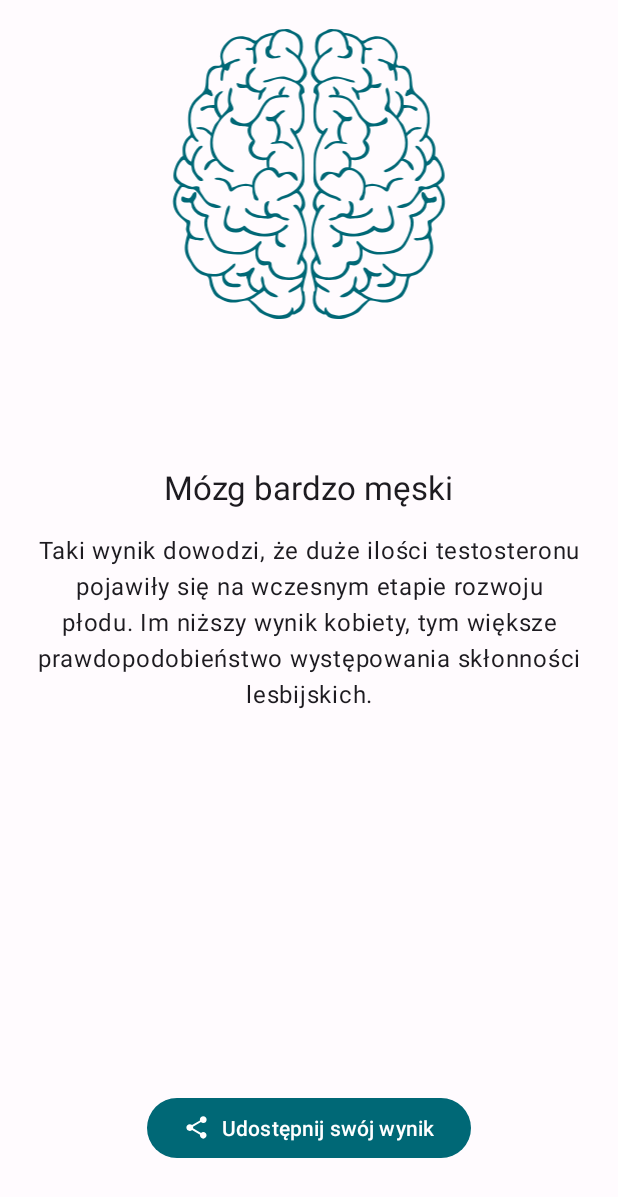
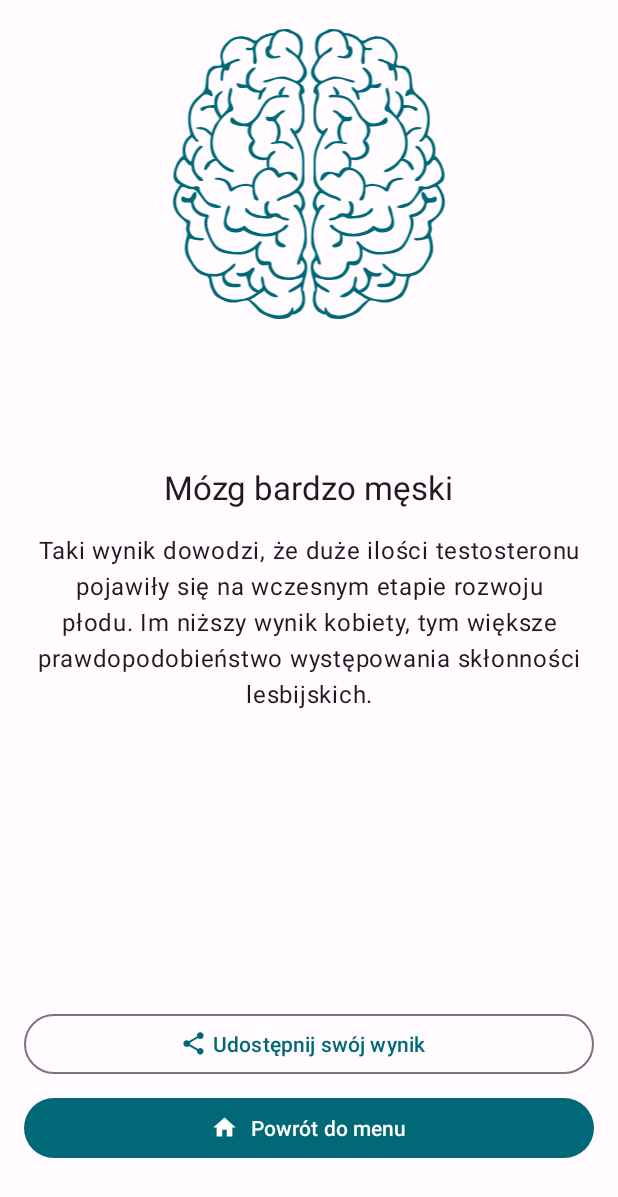
Before and after one commit to AndroBrain/BrainSex, an Android app: the fragment ResultFragment placed in its activity, on a phone screen of 412 x 824 dp. Shown: the top 1197 px of the screen. Run offline under Robolectric (Android 15) with nearby library versions, the phone set to English and light mode, and no system bars; our stand-ins replace Dagger/Hilt's generated code; 2 statements that could not run were skipped.

Commit message:
Added back to menu button

```diff
--- a/app/src/main/java/com/androbrain/brainsex/feature/result/ResultFragment.kt
+++ b/app/src/main/java/com/androbrain/brainsex/feature/result/ResultFragment.kt
@@ -6,9 +6,10 @@ import android.view.LayoutInflater
 import android.view.View
 import android.view.ViewGroup
 import androidx.fragment.app.Fragment
+import androidx.navigation.fragment.findNavController
 import com.androbrain.brainsex.R
+import com.androbrain.brainsex.core.TestResult
 import com.androbrain.brainsex.databinding.FragmentResultBinding
-import com.androbrain.brainsex.core.TestResult
 import com.androbrain.brainsex.navigation.nav_arguments
 
 class ResultFragment : Fragment() {
@@ -47,6 +48,10 @@ class ResultFragment : Fragment() {
             val shareIntent = Intent.createChooser(sendIntent, null)
             startActivity(shareIntent)
         }
+
+        buttonMenu.setOnClickListener {
+            findNavController().popBackStack()
+        }
     }
 
     private fun createTestResult(): TestResult {
--- /dev/null
+++ b/app/src/main/res/drawable/ic_home.xml
@@ -0,0 +1,10 @@
+<vector xmlns:android="http://schemas.android.com/apk/res/android"
+    android:width="24dp"
+    android:height="24dp"
+    android:viewportWidth="24"
+    android:viewportHeight="24"
+    android:tint="?attr/colorControlNormal">
+  <path
+      android:fillColor="@android:color/white"
+      android:pathData="M10,20v-6h4v6h5v-8h3L12,3 2,12h3v8z"/>
+</vector>
--- a/app/src/main/res/layout/fragment_result.xml
+++ b/app/src/main/res/layout/fragment_result.xml
@@ -49,13 +49,25 @@
             android:textIsSelectable="true"
             tools:text="Your brain is ....." />
 
-        <Button
+        <com.google.android.material.button.MaterialButton
             android:id="@+id/button_share"
-            android:layout_width="wrap_content"
+            style="@style/Widget.Material3.Button.OutlinedButton.Icon"
+            android:layout_width="match_parent"
             android:layout_height="wrap_content"
-            android:layout_marginVertical="32dp"
+            android:layout_marginTop="16dp"
+            android:layout_marginBottom="8dp"
             android:text="@string/share"
-            app:icon="@drawable/ic_baseline_share_24" />
+            app:icon="@drawable/ic_baseline_share_24"
+            app:iconGravity="textStart" />
+
+        <com.google.android.material.button.MaterialButton
+            android:id="@+id/button_menu"
+            android:layout_width="match_parent"
+            android:layout_height="wrap_content"
+            android:layout_marginBottom="32dp"
+            android:text="@string/return_to_menu"
+            app:icon="@drawable/ic_home"
+            app:iconGravity="textStart" />
 
     </LinearLayout>
 
--- a/app/src/main/res/values/strings.xml
+++ b/app/src/main/res/values/strings.xml
@@ -8,4 +8,5 @@
     <string name="share">Udostępnij swój wynik</string>
     <string name="start_test">Rozpocznij Test</string>
     <string name="test_rules">Test ma na celu wykazanie płci, męskości lub kobiecości, wzorców twojego mózgu. Nie ma złych ani dobrych odpowiedzi. Rezultat to po prostu wskazówka co do poziomu męskiego hormonu, który twój mózg otrzymał między szóstym, a ósmym tygodniem od poczęcia. To miało i ma wpływ na twoje wybory: wartości, zachowanie, styl, orientację i preferencje. Zakreśl zdanie, które uznasz za najbardziej prawdziwe, jeżeli nie pasuje żadna odpowiedź to przejdź do kolejnego pytania bez zaznaczania żadnej odpowiedzi.</string>
+    <string name="return_to_menu">Powrót do menu</string>
 </resources>
```
